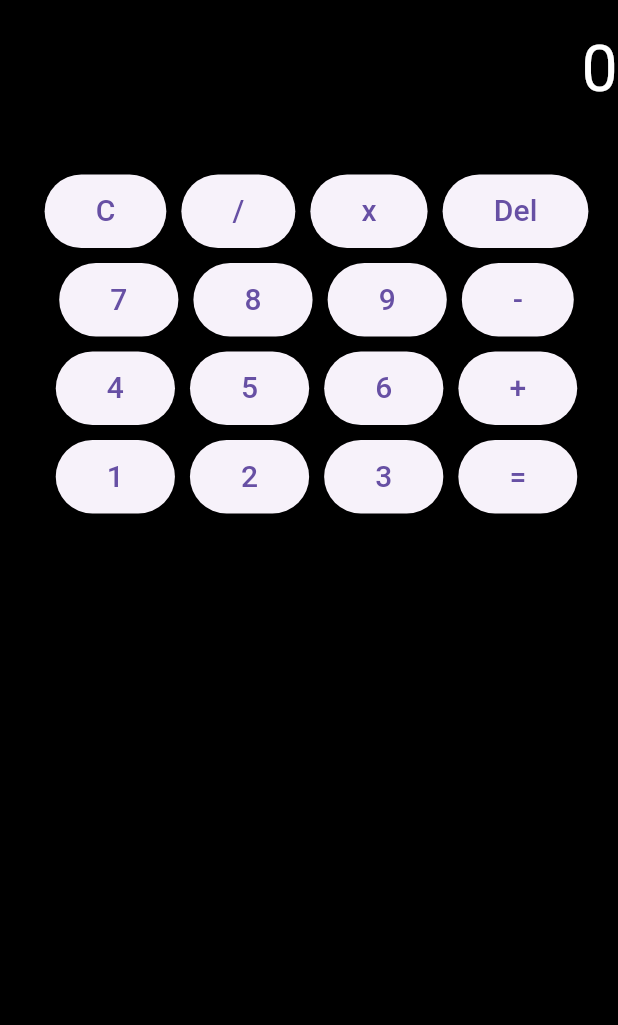
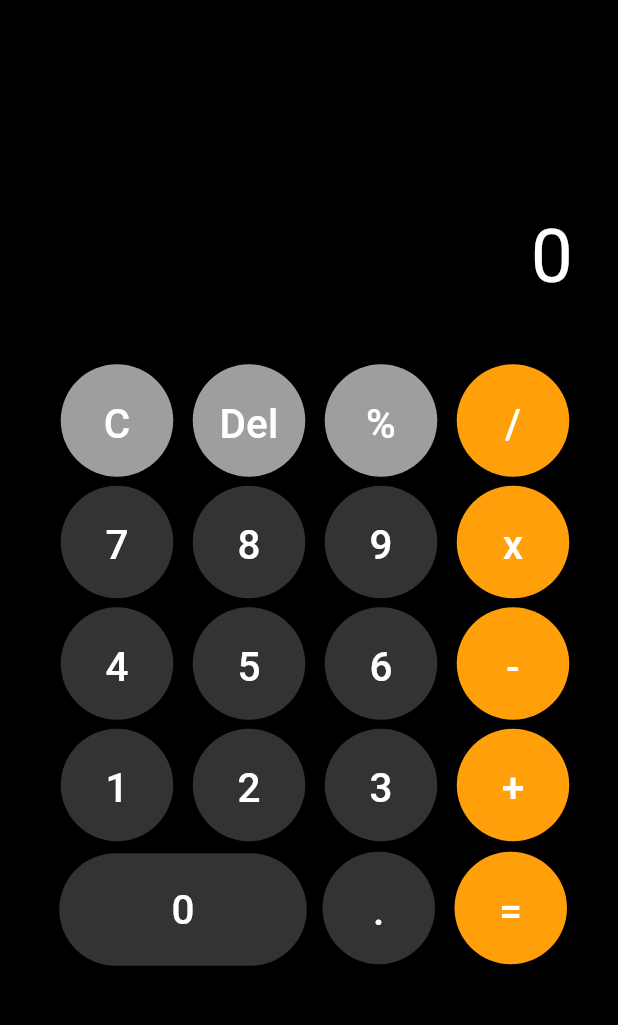
Before and after one commit to Muhammad-Usman08/Flutter-Assignment, a Flutter app: the screen it shows after launch, on a phone screen of 412 x 824 dp, the part 61-1086 px from its top. Run offline on Flutter 3.47's test engine with Material 3 defaults, Android fonts, the phone set to English and light mode, and no system bars.

Commit message:
Calculator Ui updated

```diff
--- a/calculator/lib/components/button.dart
+++ b/calculator/lib/components/button.dart
@@ -1,22 +1,30 @@
 import 'package:flutter/material.dart';
 
 class MyButton extends StatelessWidget {
+  final dynamic color;
   final String number;
-  const MyButton({super.key, required this.number});
+  const MyButton({super.key, required this.number, required this.color});
 
   @override
   Widget build(BuildContext context) {
     return Container(
-      margin: const EdgeInsets.only(left: 10, top: 10),
+      margin: const EdgeInsets.only(left: 8, top: 6),
       child: ElevatedButton(
         onPressed: () {},
-        child: Container(
-          padding: const EdgeInsets.all(10),
+        style: ElevatedButton.styleFrom(
+          backgroundColor: color,
+          shape: const CircleBorder(),
+          padding: const EdgeInsets.all(20),
+          fixedSize: const Size(80, 75),
+        ),
+        child: Center(
           child: Text(
             number,
             style: const TextStyle(
-              fontSize: 20,
+              fontSize: 27,
+              color: Colors.white,
             ),
+            textAlign: TextAlign.center,
           ),
         ),
       ),
--- a/calculator/lib/screens/home.dart
+++ b/calculator/lib/screens/home.dart
@@ -27,15 +27,18 @@ class HomeScreen extends StatelessWidget {
         ),
       ),
       // body Started
-      body: Column(
+      body: Container(
+        margin: const EdgeInsets.only(bottom: 20),
+        child: Column(
+          mainAxisAlignment: MainAxisAlignment.center,
           children: [
             Container(
               alignment: Alignment.centerRight,
-            margin: EdgeInsets.only(bottom: 30),
+              margin: const EdgeInsets.only(bottom: 30, right: 30),
               child: const Text(
                 '0',
                 style: TextStyle(
-                fontSize: 43,
+                  fontSize: 50,
                   color: Colors.white,
                 ),
               ),
@@ -47,15 +50,19 @@ class HomeScreen extends StatelessWidget {
               children: [
                 MyButton(
                   number: 'C',
+                  color: Colors.grey,
+                ),
+                MyButton(
+                  number: 'Del',
+                  color: Colors.grey,
+                ),
+                MyButton(
+                  number: '%',
+                  color: Colors.grey,
                 ),
                 MyButton(
                   number: '/',
-              ),
-              MyButton(
-                number: 'x',
-              ),
-              MyButton(
-                number: 'Del',
+                  color: Color(0xFFff9f0a),
                 ),
               ],
             ),
@@ -64,15 +71,19 @@ class HomeScreen extends StatelessWidget {
               children: [
                 MyButton(
                   number: '7',
+                  color: Color(0xFF333333),
                 ),
                 MyButton(
                   number: '8',
+                  color: Color(0xFF333333),
                 ),
                 MyButton(
                   number: '9',
+                  color: Color(0xFF333333),
                 ),
                 MyButton(
-                number: '-',
+                  number: 'x',
+                  color: Color(0xFFff9f0a),
                 ),
               ],
             ),
@@ -81,15 +92,19 @@ class HomeScreen extends StatelessWidget {
               children: [
                 MyButton(
                   number: '4',
+                  color: Color(0xFF333333),
                 ),
                 MyButton(
                   number: '5',
+                  color: Color(0xFF333333),
                 ),
                 MyButton(
                   number: '6',
+                  color: Color(0xFF333333),
                 ),
                 MyButton(
-                number: '+',
+                  number: '-',
+                  color: Color(0xFFff9f0a),
                 ),
               ],
             ),
@@ -98,20 +113,60 @@ class HomeScreen extends StatelessWidget {
               children: [
                 MyButton(
                   number: '1',
+                  color: Color(0xFF333333),
                 ),
                 MyButton(
                   number: '2',
+                  color: Color(0xFF333333),
                 ),
                 MyButton(
                   number: '3',
+                  color: Color(0xFF333333),
                 ),
                 MyButton(
+                  number: '+',
+                  color: Color(0xFFff9f0a),
+                ),
+              ],
+            ),
+            Row(
+              mainAxisAlignment: MainAxisAlignment.center,
+              children: [
+                Container(
+                  margin: const EdgeInsets.only(left: 8, top: 8),
+                  child: ElevatedButton(
+                    onPressed: () {},
+                    style: ElevatedButton.styleFrom(
+                      backgroundColor: const Color(0xFF333333),
+                      shape: RoundedRectangleBorder(
+                          borderRadius: BorderRadius.circular(40)),
+                      // padding: const EdgeInsets.all(50),
+                      fixedSize: const Size(165, 75),
+                    ),
+                    child: const Center(
+                      child: Text(
+                        '0',
+                        style: TextStyle(
+                          fontSize: 27,
+                          color: Colors.white,
+                        ),
+                      ),
+                    ),
+                  ),
+                ),
+                const MyButton(
+                  number: '.',
+                  color: Color(0xFF333333),
+                ),
+                const MyButton(
                   number: '=',
+                  color: Color(0xFFff9f0a),
                 ),
               ],
             ),
           ],
         ),
+      ),
     );
   }
 }
```
Lines whose indentation alone changed are shown as unchanged.
